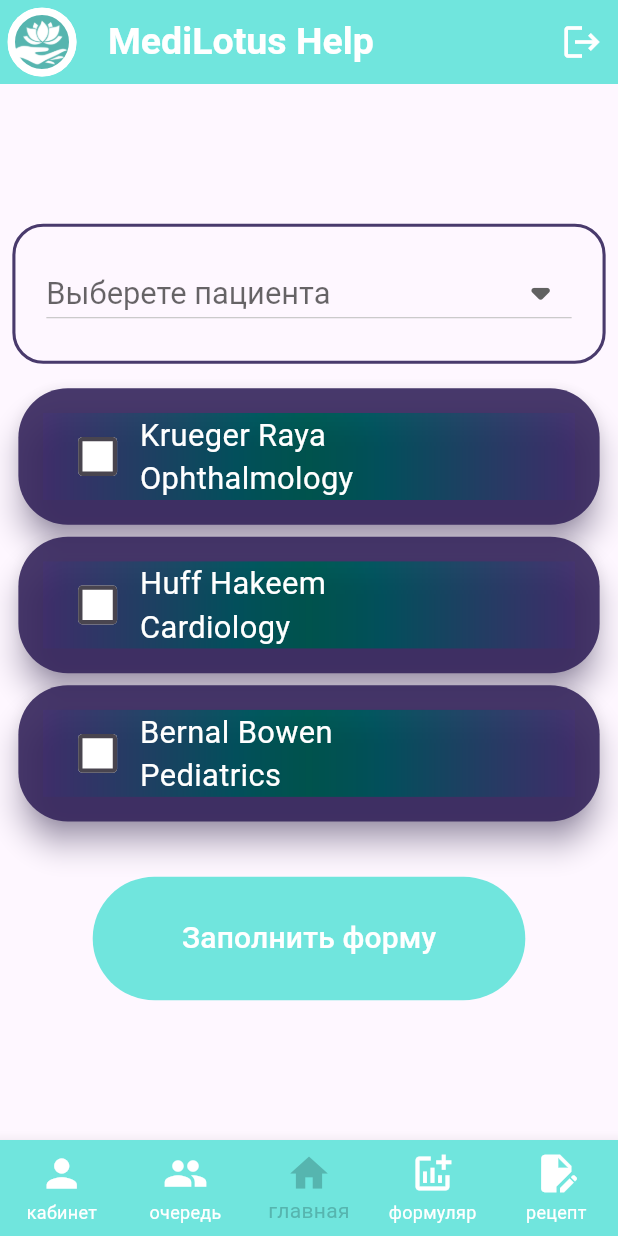
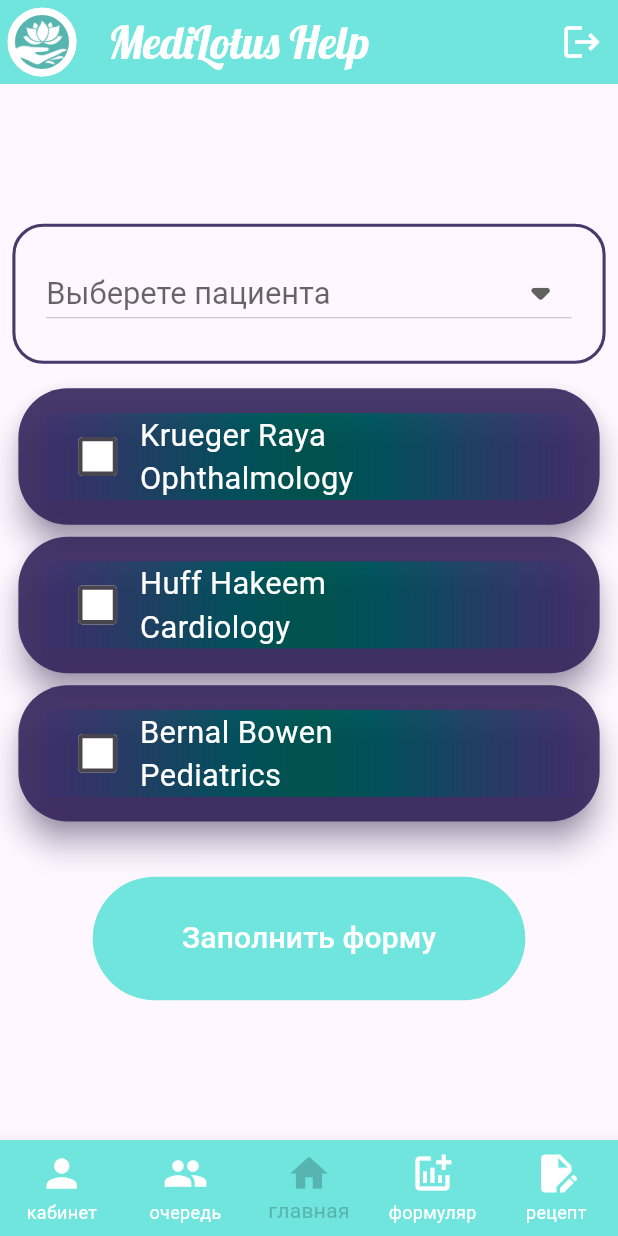
Before and after one commit to MarinaPak108/lotus, a Flutter app: the ChooseVisitorPage screen opened directly, on a phone screen of 412 x 824 dp. Run offline on Flutter 3.47's test engine with Material 3 defaults, Android fonts, the phone set to English and light mode, and no system bars; our stand-ins replace dartz, equatable, google_fonts, shared_preferences, sqflite; accounts and stored records are empty.

Commit message:
corrected sizing and rendering errors. added extra font for logo and image buttons

```diff
--- a/lib/core/theme/app_styles.dart
+++ b/lib/core/theme/app_styles.dart
@@ -4,6 +4,7 @@ import 'package:google_fonts/google_fonts.dart';
 import 'package:sm_project/domain/global_var/global_settings.dart' as global;
 
 class AppStyles {
+  //colors
   static const activeMainC = Color.fromARGB(255, 44, 179, 48);
   static const activeLightC = Colors.green;
   static const notActiveC = Color.fromRGBO(105, 105, 105, 1);
@@ -16,12 +17,9 @@ class AppStyles {
   static const borderLogoColor = Colors.white;
   static const backgroundLogoColor = Color.fromARGB(255, 112, 229, 221);
 
-  static const labelFontSize = 25;
-  static const inputInfoFontSize = 28;
-
   double height = global.globalHeight;
   double width = global.globalWidth;
-
+  //font sizes
   static double title1 = global.globalHeight * 0.4;
   static double text = global.globalHeight * 0.3;
 
@@ -35,8 +33,8 @@ class AppStyles {
     color: Colors.green,
   );
 
-  static final body = GoogleFonts.lato(
-    fontSize: 18,
+  static final logo = GoogleFonts.lato(
+    fontSize: global.globalHeight,
     fontWeight: FontWeight.w500,
     color: Color.fromARGB(255, 122, 188, 125),
   );
--- a/lib/presentation/pages/home_page.dart
+++ b/lib/presentation/pages/home_page.dart
@@ -63,10 +63,10 @@ class _HomePageState extends State<HomePage> {
       body: Column(
         children: [
           SizedBox(
-            height: height * 4.5,
+            height: 300,
             child: ListView.separated(
               scrollDirection: Axis.horizontal,
-              padding: EdgeInsets.all(height * 0.3),
+              padding: const EdgeInsets.all(13),
               itemCount: listLinks.length,
               separatorBuilder: (context, index) {
                 return SizedBox(width: height * 0.5);
--- a/lib/presentation/pages/login_page.dart
+++ b/lib/presentation/pages/login_page.dart
@@ -70,7 +70,11 @@ class _LoginPageState extends State<LoginPage> {
             mainAxisAlignment: MainAxisAlignment.center,
             crossAxisAlignment: CrossAxisAlignment.center,
             children: [
-              MyInputField(label: 'имя', ctrl: _controller),
+              MyInputField(
+                label: 'имя',
+                ctrl: _controller,
+                isLatinOnly: true,
+              ),
               const SizedBox(
                 height: 10,
               ),
--- a/lib/presentation/pages/my_page.dart
+++ b/lib/presentation/pages/my_page.dart
@@ -41,7 +41,7 @@ class _MyPageState extends State<MyPage> {
           SizedBox(
             height: width * 0.1,
           ),
-          buildTap(),
+          Expanded(child: buildTap()),
         ],
       ),
       bottomNavigationBar: const CustomBottomNavBar(),
--- a/lib/presentation/pages/patients_page.dart
+++ b/lib/presentation/pages/patients_page.dart
@@ -1,5 +1,4 @@
 import 'package:flutter/material.dart';
-import 'package:flutter/widgets.dart';
 import 'package:sm_project/api/dto/post_dto.dart';
 import 'package:sm_project/api/dto/visitor_dto.dart';
 import 'package:sm_project/api/requests/post_requests.dart';
--- a/lib/presentation/widgets/app_bar.dart
+++ b/lib/presentation/widgets/app_bar.dart
@@ -1,4 +1,5 @@
 import 'package:flutter/material.dart';
+import 'package:google_fonts/google_fonts.dart';
 import 'package:shared_preferences/shared_preferences.dart';
 import 'package:sm_project/core/theme/app_styles.dart';
 import 'package:sm_project/presentation/pages/login_page.dart';
@@ -50,10 +51,12 @@ class _CustomAppBarState extends State<CustomAppBar> {
         ),
       ),
       backgroundColor: AppStyles.backgroundLogoColor,
-      title: const Text(
+      title: Text(
         "MediLotus Help",
-        style: TextStyle(
-            color: Colors.white, fontSize: 25, fontWeight: FontWeight.bold),
+        style: GoogleFonts.lobster(
+          color: Colors.white,
+          fontSize: 30,
+        ),
       ),
       actions: [
         IconButton(
```
Also changed, not shown: lib/presentation/widgets/image_btn.dart (+13 -12 lines), lib/presentation/widgets/input_field.dart (+9 -0 lines).
